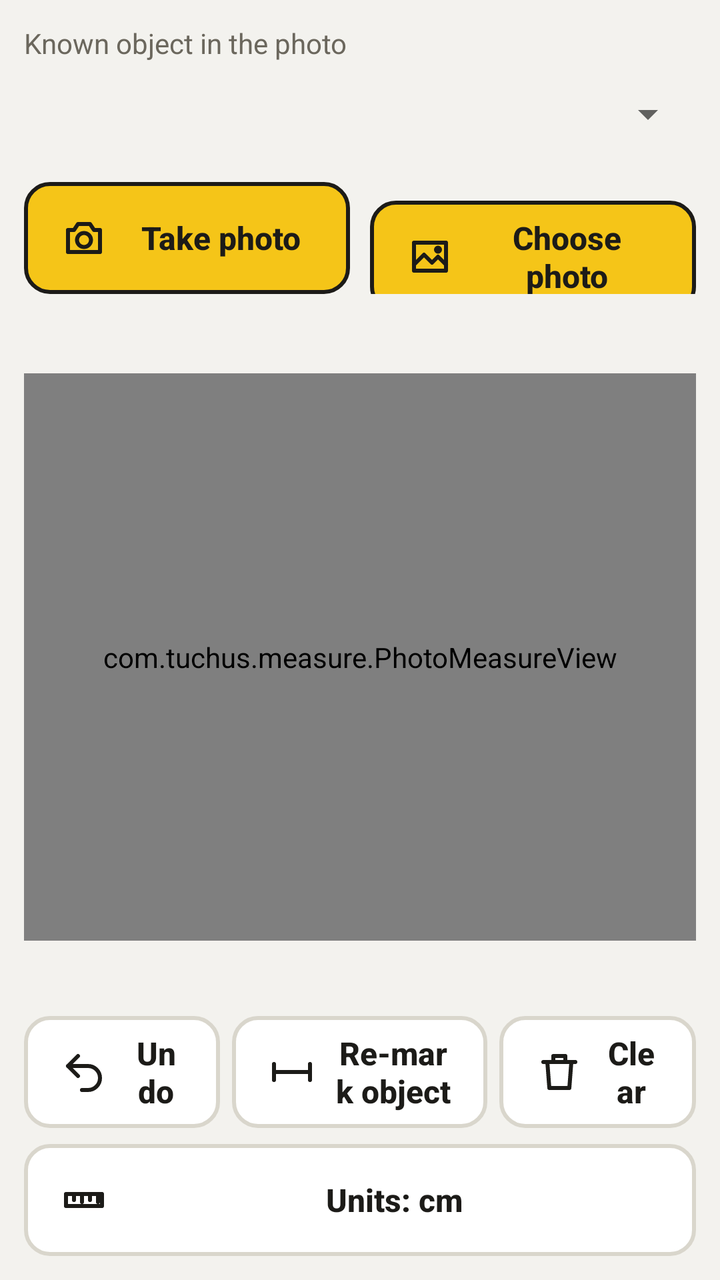
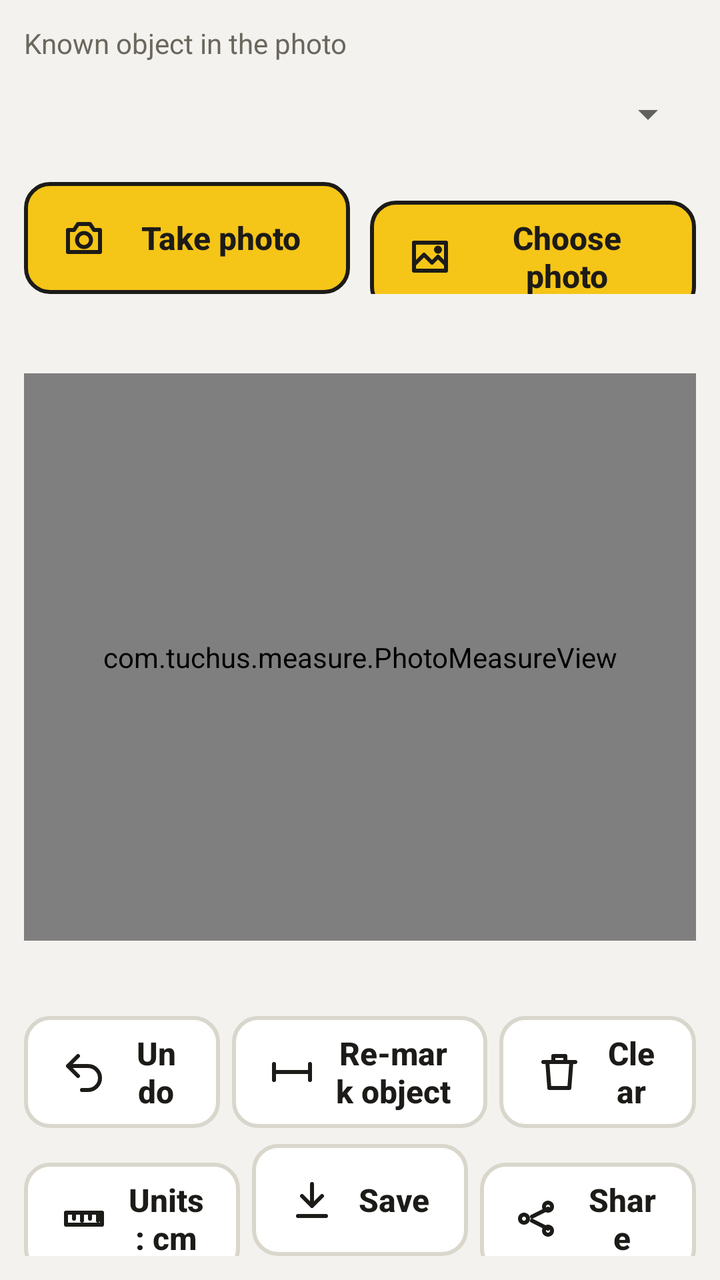

Two renders of the same Android screen: before a commit and after it. Below are the layout's source before the change and the commit's diff.
<!-- AndroidManifest.xml: application theme Theme.Measure -->
<!-- res/layout/activity_photo.xml -->
<?xml version="1.0" encoding="utf-8"?>
<LinearLayout xmlns:android="http://schemas.android.com/apk/res/android"
    android:layout_width="match_parent"
    android:layout_height="match_parent"
    android:orientation="vertical"
    android:padding="12dp">

    <TextView
        android:layout_width="wrap_content"
        android:layout_height="wrap_content"
        android:text="Known object in the photo"
        android:textColor="@color/muted"
        android:textSize="14sp" />

    <LinearLayout
        android:layout_width="match_parent"
        android:layout_height="wrap_content"
        android:gravity="center_vertical"
        android:orientation="horizontal">

        <Spinner
            android:id="@+id/refType"
            android:layout_width="0dp"
            android:layout_height="52dp"
            android:layout_weight="1" />

        <EditText
            android:id="@+id/customMm"
            android:layout_width="120dp"
            android:layout_height="52dp"
            android:layout_marginStart="8dp"
            android:hint="Length in mm"
            android:importantForAutofill="no"
            android:inputType="numberDecimal"
            android:text="100"
            android:textColor="@color/fg"
            android:visibility="gone" />
    </LinearLayout>

    <LinearLayout
        android:layout_width="match_parent"
        android:layout_height="wrap_content"
        android:layout_marginTop="8dp"
        android:orientation="horizontal">

        <Button
            android:id="@+id/takePhoto"
            style="@style/Measure.Button"
            android:layout_width="0dp"
            android:layout_height="wrap_content"
            android:layout_weight="1"
            android:layout_marginEnd="5dp"
            android:drawableStart="@drawable/ic_camera"
            android:text="Take photo" />

        <Button
            android:id="@+id/choosePhoto"
            style="@style/Measure.Button"
            android:layout_width="0dp"
            android:layout_height="wrap_content"
            android:layout_weight="1"
            android:layout_marginStart="5dp"
            android:drawableStart="@drawable/ic_photo"
            android:text="Choose photo" />
    </LinearLayout>

    <TextView
        android:id="@+id/step"
        android:layout_width="match_parent"
        android:layout_height="wrap_content"
        android:layout_marginTop="10dp"
        android:textColor="@color/fg"
        android:textSize="16sp"
        android:textStyle="bold" />

    <com.tuchus.measure.PhotoMeasureView
        android:id="@+id/measure"
        android:layout_width="match_parent"
        android:layout_height="0dp"
        android:layout_marginTop="8dp"
        android:layout_weight="1" />

    <TextView
        android:id="@+id/results"
        android:layout_width="match_parent"
        android:layout_height="wrap_content"
        android:layout_marginTop="8dp"
        android:fontFeatureSettings="tnum"
        android:maxLines="4"
        android:scrollbars="vertical"
        android:textColor="@color/fg"
        android:textSize="16sp" />

    <LinearLayout
        android:layout_width="match_parent"
        android:layout_height="wrap_content"
        android:layout_marginTop="8dp"
        android:orientation="horizontal">

        <Button
            android:id="@+id/photoUndo"
            style="@style/Measure.Button.Plain"
            android:layout_width="0dp"
            android:layout_height="wrap_content"
            android:layout_weight="1"
            android:drawableStart="@drawable/ic_undo"
            android:text="Undo" />

        <Button
            android:id="@+id/remark"
            style="@style/Measure.Button.Plain"
            android:layout_width="0dp"
            android:layout_height="wrap_content"
            android:layout_weight="1.3"
            android:layout_marginStart="6dp"
            android:layout_marginEnd="6dp"
            android:drawableStart="@drawable/ic_known"
            android:text="Re-mark object" />

        <Button
            android:id="@+id/photoClear"
            style="@style/Measure.Button.Plain"
            android:layout_width="0dp"
            android:layout_height="wrap_content"
            android:layout_weight="1"
            android:drawableStart="@drawable/ic_clear"
            android:text="Clear" />
    </LinearLayout>

    <Button
        android:id="@+id/photoUnits"
        style="@style/Measure.Button.Plain"
        android:layout_width="match_parent"
        android:layout_height="wrap_content"
        android:layout_marginTop="8dp"
        android:drawableStart="@drawable/ic_ruler"
        android:text="Units: cm" />
</LinearLayout>
<!-- resources referenced by this layout -->
<resources>
  <color name="fg">#1C1B18</color>
  <color name="muted">#6B675D</color>
  <!-- drawable ic_known (drawable) -->
  <?xml version="1.0" encoding="utf-8"?>
  <vector xmlns:android="http://schemas.android.com/apk/res/android"
      android:width="24dp" android:height="24dp" android:viewportWidth="24" android:viewportHeight="24">
      <path android:pathData="M3,12 L21,12 M3,8 L3,16 M21,8 L21,16" android:fillColor="#00000000" android:strokeColor="#FF000000"
          android:strokeWidth="2" android:strokeLineCap="round" android:strokeLineJoin="round" />
  </vector>
  <style name="Measure.Button.Plain">
          <item name="android:background">@drawable/bg_button_plain</item>
          <item name="android:textColor">@color/fg</item>
          <item name="android:drawableTint">@color/fg</item>
      </style>
  <!-- drawable bg_button (drawable) -->
  <?xml version="1.0" encoding="utf-8"?>
  <selector xmlns:android="http://schemas.android.com/apk/res/android">
      <item android:state_enabled="false" android:drawable="@drawable/s_disabled" />
      <item android:state_selected="true" android:drawable="@drawable/s_yellow" />
      <item android:drawable="@drawable/s_yellow" />
  </selector>
  <color name="ink">#1C1B18</color>
  <!-- drawable bg_button_plain (drawable) -->
  <?xml version="1.0" encoding="utf-8"?>
  <selector xmlns:android="http://schemas.android.com/apk/res/android">
      <item android:state_enabled="false" android:drawable="@drawable/s_disabled" />
      <item android:state_selected="true" android:drawable="@drawable/s_plain" />
      <item android:drawable="@drawable/s_plain" />
  </selector>
  <color name="bg">#F3F2EE</color>
  <color name="tape">#F5C518</color>
  <!-- drawable s_disabled (drawable) -->
  <?xml version="1.0" encoding="utf-8"?>
  <shape xmlns:android="http://schemas.android.com/apk/res/android" android:shape="rectangle">
      <solid android:color="@color/line" />
      <stroke android:width="2dp" android:color="@color/line" />
      <corners android:radius="12dp" />
  </shape>
  <!-- drawable s_yellow (drawable) -->
  <?xml version="1.0" encoding="utf-8"?>
  <shape xmlns:android="http://schemas.android.com/apk/res/android" android:shape="rectangle">
      <solid android:color="@color/tape" />
      <stroke android:width="2dp" android:color="@color/ink" />
      <corners android:radius="12dp" />
  </shape>
  <!-- drawable s_plain (drawable) -->
  <?xml version="1.0" encoding="utf-8"?>
  <shape xmlns:android="http://schemas.android.com/apk/res/android" android:shape="rectangle">
      <solid android:color="@color/surface" />
      <stroke android:width="2dp" android:color="@color/line" />
      <corners android:radius="12dp" />
  </shape>
  <color name="line">#D9D6CC</color>
  <color name="surface">#FFFFFF</color>
  <!-- unchanged entries left out for length: 7 -->
</resources>

<!-- the commit's change to res/layout/activity_photo.xml (unified diff, before → after) -->
@@ -127,12 +127,39 @@
             android:text="Clear" />
     </LinearLayout>
 
-    <Button
-        android:id="@+id/photoUnits"
-        style="@style/Measure.Button.Plain"
+    <LinearLayout
         android:layout_width="match_parent"
         android:layout_height="wrap_content"
         android:layout_marginTop="8dp"
-        android:drawableStart="@drawable/ic_ruler"
-        android:text="Units: cm" />
+        android:orientation="horizontal">
+
+        <Button
+            android:id="@+id/photoUnits"
+            style="@style/Measure.Button.Plain"
+            android:layout_width="0dp"
+            android:layout_height="wrap_content"
+            android:layout_weight="1"
+            android:drawableStart="@drawable/ic_ruler"
+            android:text="Units: cm" />
+
+        <Button
+            android:id="@+id/photoSave"
+            style="@style/Measure.Button.Plain"
+            android:layout_width="0dp"
+            android:layout_height="wrap_content"
+            android:layout_weight="1"
+            android:layout_marginStart="6dp"
+            android:layout_marginEnd="6dp"
+            android:drawableStart="@drawable/ic_save"
+            android:text="Save" />
+
+        <Button
+            android:id="@+id/photoShare"
+            style="@style/Measure.Button.Plain"
+            android:layout_width="0dp"
+            android:layout_height="wrap_content"
+            android:layout_weight="1"
+            android:drawableStart="@drawable/ic_share"
+            android:text="Share" />
+    </LinearLayout>
 </LinearLayout>
<!-- resource entries referenced after the edit -->
@@ -7,6 +7,20 @@
   <vector xmlns:android="http://schemas.android.com/apk/res/android"
       android:width="24dp" android:height="24dp" android:viewportWidth="24" android:viewportHeight="24">
       <path android:pathData="M3,12 L21,12 M3,8 L3,16 M21,8 L21,16" android:fillColor="#00000000" android:strokeColor="#FF000000"
+          android:strokeWidth="2" android:strokeLineCap="round" android:strokeLineJoin="round" />
+  </vector>
+  <!-- drawable ic_save (drawable) -->
+  <?xml version="1.0" encoding="utf-8"?>
+  <vector xmlns:android="http://schemas.android.com/apk/res/android"
+      android:width="24dp" android:height="24dp" android:viewportWidth="24" android:viewportHeight="24">
+      <path android:pathData="M12,4 L12,15 M7,10 L12,15 L17,10 M5,20 L19,20" android:fillColor="#00000000" android:strokeColor="#FF000000"
+          android:strokeWidth="2" android:strokeLineCap="round" android:strokeLineJoin="round" />
+  </vector>
+  <!-- drawable ic_share (drawable) -->
+  <?xml version="1.0" encoding="utf-8"?>
+  <vector xmlns:android="http://schemas.android.com/apk/res/android"
+      android:width="24dp" android:height="24dp" android:viewportWidth="24" android:viewportHeight="24">
+      <path android:pathData="M6,12 A2,2 0 1,0 6,12.01 M18,6 A2,2 0 1,0 18,6.01 M18,18 A2,2 0 1,0 18,18.01 M8,11 L16,7 M8,13 L16,17" android:fillColor="#00000000" android:strokeColor="#FF000000"
           android:strokeWidth="2" android:strokeLineCap="round" android:strokeLineJoin="round" />
   </vector>
   <style name="Measure.Button.Plain">
